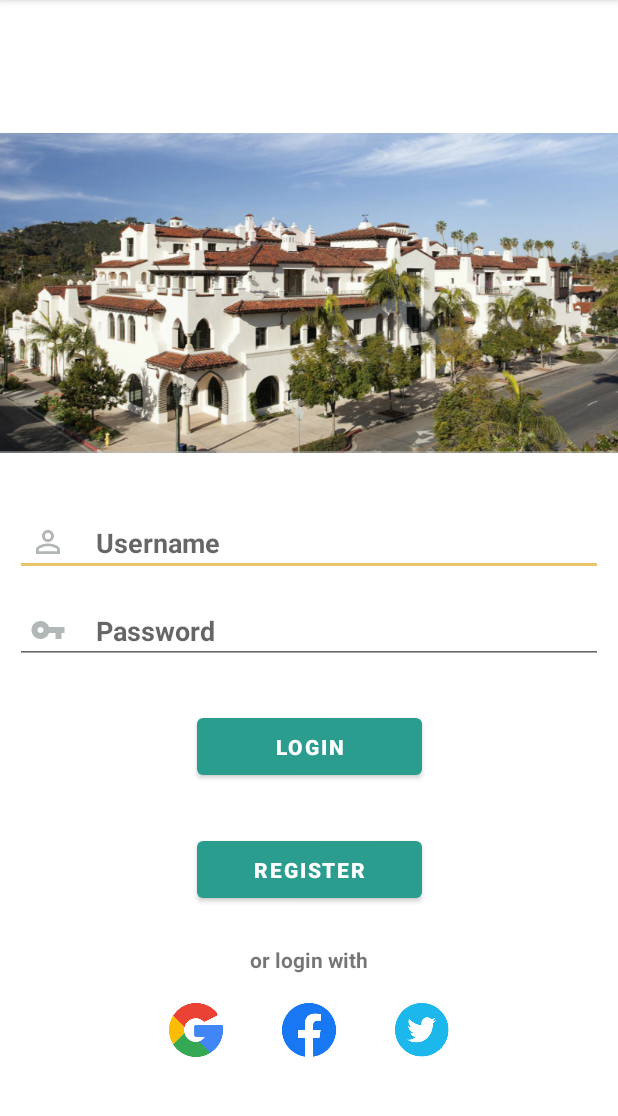
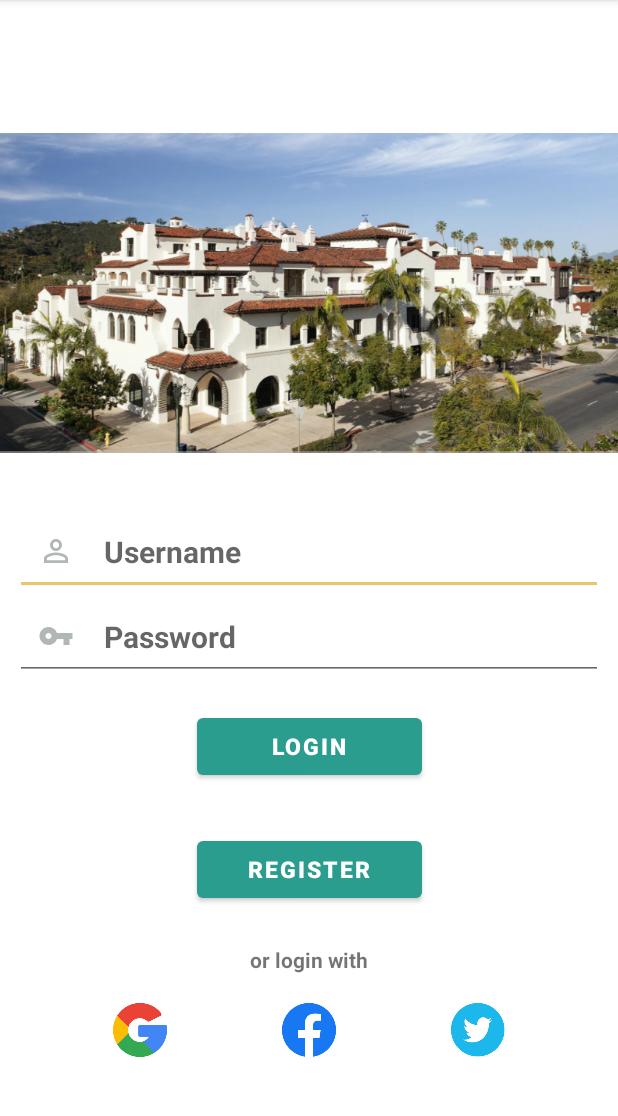
Before and after one commit to fc4978637/my_community, an Android app: the LoginActivity screen opened directly, with no data from a screen before it, on a phone screen of 412 x 824 dp, the part 84-1200 px from its top. Run offline under Robolectric (Android 15) with nearby library versions, the phone set to English and light mode, and no system bars.

Commit message:
Adjust Texts and Icons positions

```diff
--- a/app/src/main/res/layout/activity_login.xml
+++ b/app/src/main/res/layout/activity_login.xml
@@ -23,10 +23,11 @@
         android:layout_width="match_parent"
         android:layout_height="wrap_content"
         android:layout_margin="10dp"
+        android:padding="15dp"
+        android:textSize="20dp"
         android:ems="10"
         android:hint="Username"
         android:inputType="text"
-        android:padding="10dp"
         android:textStyle="bold"
         app:layout_constraintBottom_toBottomOf="parent"
         app:layout_constraintEnd_toEndOf="parent"
@@ -46,7 +47,8 @@
         android:inputType="textPassword"
         android:textStyle="bold"
         android:layout_margin="10dp"
-        android:padding="10dp"
+        android:padding="15dp"
+        android:textSize="20dp"
         app:layout_constraintBottom_toBottomOf="parent"
         app:layout_constraintEnd_toEndOf="parent"
         app:layout_constraintStart_toStartOf="parent"
@@ -61,6 +63,7 @@
         android:layout_height="50dp"
         android:text="Login"
         android:textStyle="bold"
+        android:textSize="15dp"
         app:layout_constraintBottom_toBottomOf="parent"
         app:layout_constraintEnd_toEndOf="parent"
         app:layout_constraintHorizontal_bias="0.5"
@@ -74,6 +77,7 @@
         android:layout_height="50dp"
         android:text="Register"
         android:textStyle="bold"
+        android:textSize="15dp"
         app:layout_constraintBottom_toBottomOf="parent"
         app:layout_constraintEnd_toEndOf="parent"
         app:layout_constraintHorizontal_bias="0.5"
@@ -101,7 +105,7 @@
         app:layout_constraintBottom_toBottomOf="parent"
         app:layout_constraintEnd_toEndOf="parent"
         app:layout_constraintStart_toStartOf="parent"
-        app:layout_constraintHorizontal_bias="0.3"
+        app:layout_constraintHorizontal_bias="0.2"
         app:layout_constraintVertical_bias="0.5"
         app:layout_constraintTop_toBottomOf="@+id/button_register"
         app:srcCompat="@drawable/google" />
@@ -125,7 +129,7 @@
         app:layout_constraintBottom_toBottomOf="parent"
         app:layout_constraintEnd_toEndOf="parent"
         app:layout_constraintStart_toStartOf="parent"
-        app:layout_constraintHorizontal_bias="0.7"
+        app:layout_constraintHorizontal_bias="0.8"
         app:layout_constraintVertical_bias="0.5"
         app:layout_constraintTop_toBottomOf="@+id/button_register"
         app:srcCompat="@drawable/twitter" />
```
